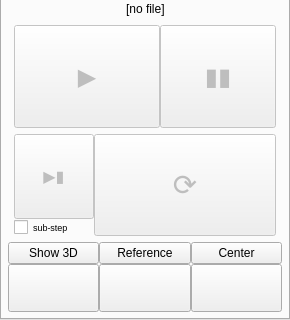
The window that gui/qt4/controller.ui (bchareyre/yade-mpi) describes before a commit, drawn with Qt 5; both pictures show x 0 to 290 and y 175 to 495 of the 290 by 495 pixel window.
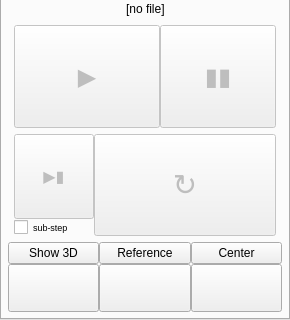
The same window after the commit. Icons and pictures are not drawn.

The edit to the form file:
```diff
--- a/gui/qt4/controller.ui
+++ b/gui/qt4/controller.ui
@@ -407,7 +407,7 @@
                 </font>
                </property>
                <property name="text">
-                <string>⟳</string>
+                <string>↻</string>
                </property>
                <property name="iconSize">
                 <size>
```
